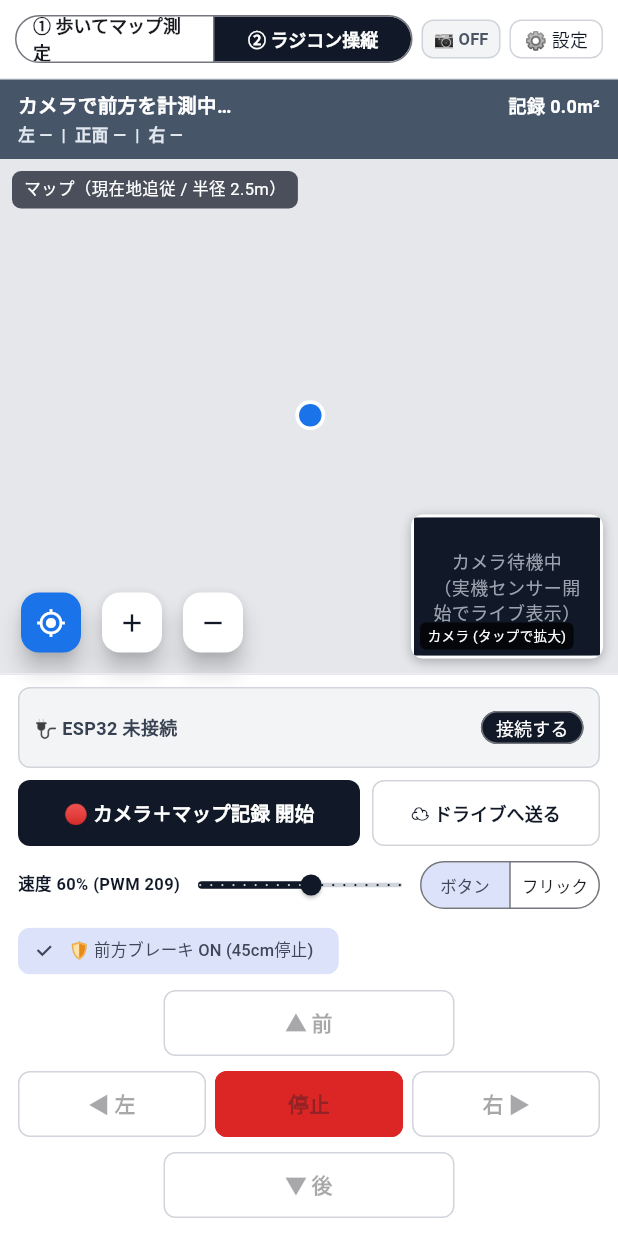
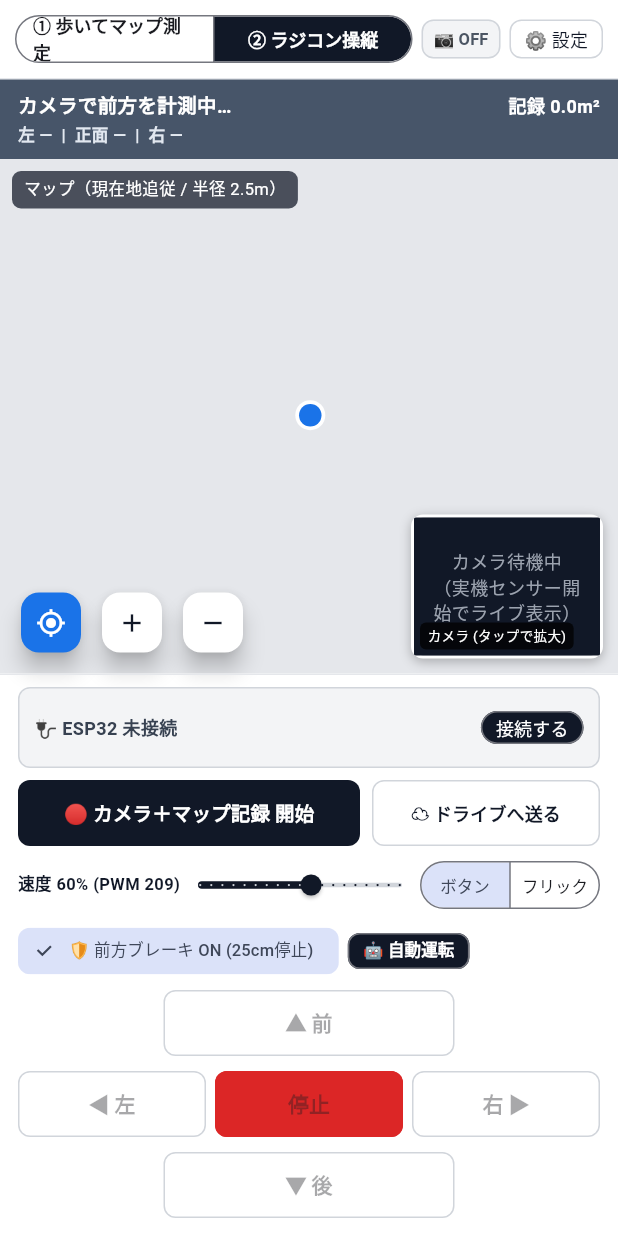
Before and after one commit to fumi3333/phone-robot, a Flutter app: the screen it shows after launch, after a tap on "② ラジコン操縦", on a phone screen of 412 x 824 dp. Run offline on Flutter 3.47's test engine with Material 3 defaults, Android fonts, the phone set to English and light mode, and no system bars.

Commit message:
fix(v0.8.1): fix false-positive floor/close stop, add 1-tap auto-drive button, fix Flutter 3.24 withAlpha

```diff
--- a/flutter/app/lib/real/real_session.dart
+++ b/flutter/app/lib/real/real_session.dart
@@ -105,9 +105,9 @@ class RealSession {
   int get recordedRowCount => _recorder?.rowCount ?? 0;
 
   /// 前方安全ブレーキのしきい値（メートル）とヒステリシス設定。
-  static const double frontStopDistM = 0.45;
-  static const double frontResumeDistM = 0.60;
-  static const double frontSlowDistM = 0.85;
+  static const double frontStopDistM = 0.25;
+  static const double frontResumeDistM = 0.35;
+  static const double frontSlowDistM = 0.55;
 
   /// 記録終了時に Google ドライブへ自動送信／共有画面を開くか。
   bool autoDriveSync = true;
@@ -251,7 +251,7 @@ class RealSession {
         message: 'カメラで前方を計測中…',
       );
     }
-    if (frontMin < 0.35) {
+    if (frontMin < 0.25) {
       return ObstacleAlert(
         severity: ObstacleSeverity.danger,
         frontMinM: frontMin,
@@ -260,7 +260,7 @@ class RealSession {
         message: '🚨 目の前に障害物を感知！ (${frontMin.toStringAsFixed(2)} m)',
       );
     }
-    if (frontMin < 0.80) {
+    if (frontMin < 0.55) {
       final hasSide = leftClear != null || rightClear != null;
       final openSide = (leftClear ?? 0) >= (rightClear ?? 0) ? '左' : '右';
       return ObstacleAlert(
--- a/flutter/app/lib/real_page.dart
+++ b/flutter/app/lib/real_page.dart
@@ -840,8 +840,8 @@ class _RealPageState extends State<RealPage> with WidgetsBindingObserver {
               key: const Key('stage_signal_frame'),
               decoration: BoxDecoration(
                 color: isDanger
-                    ? signalColor.withValues(alpha: 0.16)
-                    : signalColor.withValues(alpha: 0.06),
+                    ? signalColor.withAlpha(41)
+                    : signalColor.withAlpha(15),
                 border: Border.all(
                   color: signalColor,
                   width: isDanger ? 7.0 : 5.0,
@@ -1542,9 +1542,43 @@ class _RealPageState extends State<RealPage> with WidgetsBindingObserver {
                 onSelected: (v) => _session.setFrontBrakeEnabled(v),
                 label: Text(
                   _session.frontBrakeEnabled
-                      ? '🛡 前方ブレーキ ON (45cm停止)'
+                      ? '🛡 前方ブレーキ ON (25cm停止)'
                       : '🛡 前方ブレーキ OFF',
                   style: const TextStyle(fontSize: 11),
+                ),
+              ),
+              const SizedBox(width: 6),
+              OutlinedButton(
+                key: const Key('auto_drive_btn'),
+                style: OutlinedButton.styleFrom(
+                  visualDensity: VisualDensity.compact,
+                  padding: const EdgeInsets.symmetric(horizontal: 10),
+                  minimumSize: const Size(0, 32),
+                  backgroundColor: _session.busy
+                      ? const Color(0xFFDC2626)
+                      : const Color(0xFF111827),
+                  foregroundColor: Colors.white,
+                  shape: RoundedRectangleBorder(
+                    borderRadius: BorderRadius.circular(8),
+                  ),
+                ),
+                onPressed: () async {
+                  if (_session.busy) {
+                    _stopJog(sendStop: false);
+                    await _session.emergencyStop();
+                    return;
+                  }
+                  if (!_session.sensorsOn) {
+                    await _session.startSensors();
+                  }
+                  if (_session.linkState != Esp32LinkState.connected) {
+                    await _session.connectSerial();
+                  }
+                  unawaited(_session.runAutoCruise());
+                },
+                child: Text(
+                  _session.busy ? '⏹ 自動停止' : '🤖 自動運転',
+                  style: const TextStyle(fontSize: 11, fontWeight: FontWeight.w700),
                 ),
               ),
               if (_session.frontBrakeActive) ...[
```
Also changed, not shown: flutter/app/lib/platform/run_storage.dart (+7 -4 lines), 2 other files.
